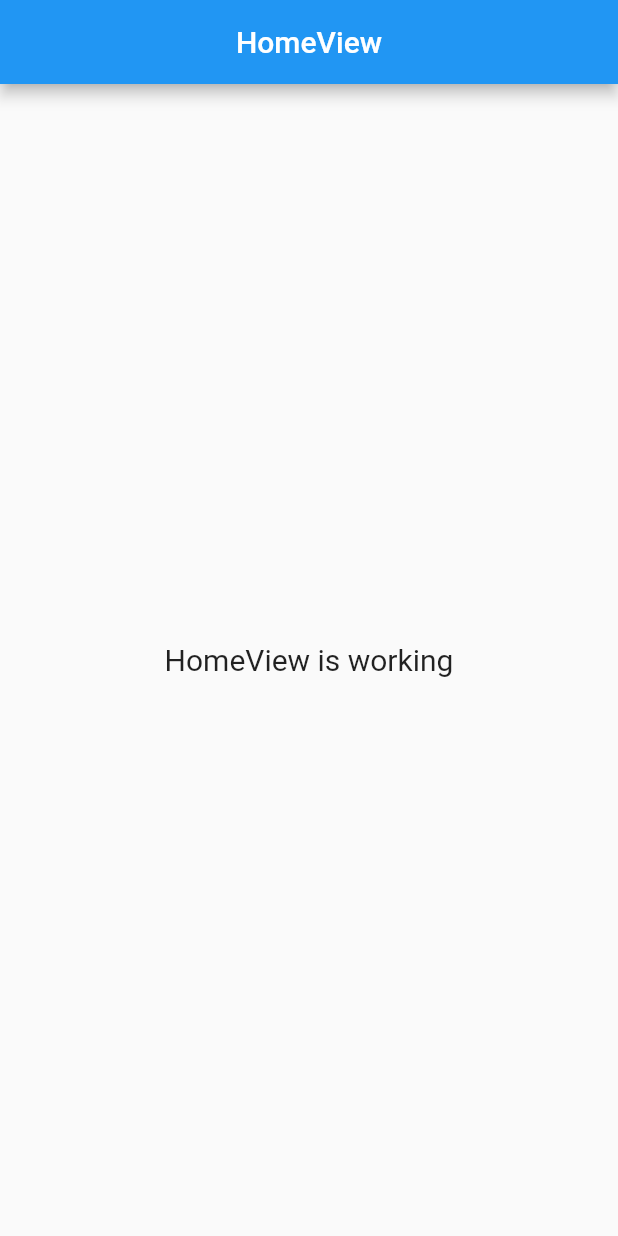
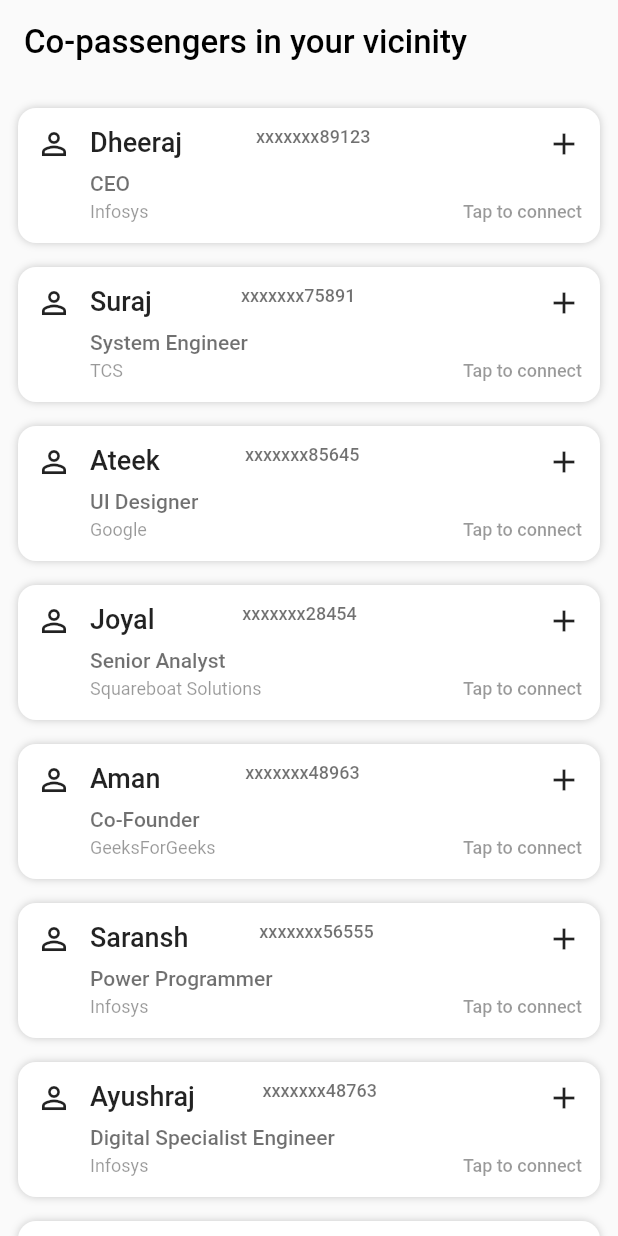
Before and after one commit to bhavsarsuraj/airchat, a Flutter app: the screen it shows after launch, on a phone screen of 412 x 824 dp. Run offline on Flutter 3.47's test engine with Material 2 defaults, Android fonts, the phone set to English and light mode, and no system bars; our stand-ins replace get.

Commit message:
WIP: UI completed

```diff
--- /dev/null
+++ b/lib/app/data/models/chatModel.dart
@@ -0,0 +1,13 @@
+class ChatModel {
+  ChatModel({
+    required this.passengers,
+  });
+
+  List<String> passengers;
+
+  factory ChatModel.fromMap(Map<String, dynamic> json) => ChatModel(
+        passengers: json["passengers"],
+      );
+
+  Map<String, dynamic> toMap() => {"passengers": passengers};
+}
--- /dev/null
+++ b/lib/app/data/models/messageModel.dart
@@ -0,0 +1,23 @@
+class MessageModel {
+  MessageModel({
+    required this.createdAt,
+    required this.createdBy,
+    required this.message,
+  });
+
+  String createdAt;
+  String createdBy;
+  String message;
+
+  factory MessageModel.fromMap(Map<String, dynamic> json) => MessageModel(
+        createdAt: json["createdAt"],
+        createdBy: json["createdBy"],
+        message: json["message"],
+      );
+
+  Map<String, dynamic> toMap() => {
+        "createdAt": createdAt,
+        "createdBy": createdBy,
+        "message": message,
+      };
+}
--- /dev/null
+++ b/lib/app/data/models/passengerModel.dart
@@ -0,0 +1,29 @@
+class PassengerModel {
+  PassengerModel({
+    required this.name,
+    required this.ticketNo,
+    this.designation,
+    this.company,
+  });
+
+  String get maskedTicketNo => 'xxxxxxx' + ticketNo.substring(7);
+
+  String name;
+  String ticketNo;
+  String? designation;
+  String? company;
+
+  factory PassengerModel.fromMap(Map<String, dynamic> json) => PassengerModel(
+        name: json["name"] == null ? null : json["name"],
+        ticketNo: json["ticketNo"] == null ? null : json["ticketNo"],
+        designation: json["designation"] == null ? null : json["designation"],
+        company: json["company"] == null ? null : json["company"],
+      );
+
+  Map<String, dynamic> toMap() => {
+        "name": name,
+        "ticketNo": ticketNo,
+        "designation": designation == null ? null : designation,
+        "company": company == null ? null : company,
+      };
+}
--- /dev/null
+++ b/lib/app/data/models/requestModel.dart
@@ -0,0 +1,31 @@
+class RequestModel {
+  RequestModel({
+    required this.id,
+    required this.requester,
+    required this.receiver,
+    required this.status,
+    required this.passengers,
+  });
+
+  String id;
+  String requester;
+  String receiver;
+  String status;
+  List<String> passengers;
+
+  factory RequestModel.fromMap(Map<String, dynamic> json) => RequestModel(
+        id: json["id"],
+        requester: json["requester"],
+        receiver: json["receiver"],
+        status: json["status"],
+        passengers: json["passengers"],
+      );
+
+  Map<String, dynamic> toMap() => {
+        "id": id,
+        "requester": requester,
+        "receiver": receiver,
+        "status": status,
+        "passengers": passengers,
+      };
+}
--- a/lib/app/modules/home/controllers/home_controller.dart
+++ b/lib/app/modules/home/controllers/home_controller.dart
@@ -1,20 +1,26 @@
+import 'package:airchat/app/data/models/passengerModel.dart';
 import 'package:get/get.dart';
 
 class HomeController extends GetxController {
-  //TODO: Implement HomeController
-
   final count = 0.obs;
   @override
   void onInit() {
     super.onInit();
   }
 
-  @override
-  void onReady() {
-    super.onReady();
+  void didTapConnect(PassengerModel passenger) {
+    //TODO: implement connect
   }
 
-  @override
-  void onClose() {}
-  void increment() => count.value++;
+  void didTapAcceptRequest(PassengerModel passenger) {
+    //TODO: implement accept
+  }
+
+  void didTapRejectRequest(PassengerModel passenger) {
+    //TODO: implement reject
+  }
+
+  void didTapUndo(PassengerModel passenger) {
+    //TODO: implement undo
+  }
 }
--- a/lib/app/modules/home/views/home_view.dart
+++ b/lib/app/modules/home/views/home_view.dart
@@ -1,23 +1,196 @@
+import 'package:airchat/app/data/models/passengerModel.dart';
 import 'package:flutter/material.dart';
-
 import 'package:get/get.dart';
-
 import '../controllers/home_controller.dart';
 
 class HomeView extends GetView<HomeController> {
+  final users = [
+    PassengerModel(
+        name: "Dheeraj",
+        ticketNo: "123456789123",
+        designation: "CEO",
+        company: "Infosys"),
+    PassengerModel(
+        name: "Suraj",
+        ticketNo: "123456775891",
+        designation: "System Engineer",
+        company: "TCS"),
+    PassengerModel(
+        name: "Ateek",
+        ticketNo: "123456785645",
+        designation: "UI Designer",
+        company: "Google"),
+    PassengerModel(
+        name: "Joyal",
+        ticketNo: "123456728454",
+        designation: "Senior Analyst",
+        company: "Squareboat Solutions"),
+    PassengerModel(
+        name: "Aman",
+        ticketNo: "123456748963",
+        designation: "Co-Founder",
+        company: "GeeksForGeeks"),
+    PassengerModel(
+        name: "Saransh",
+        ticketNo: "123456756555",
+        designation: "Power Programmer",
+        company: "Infosys"),
+    PassengerModel(
+        name: "Ayushraj",
+        ticketNo: "123456748763",
+        designation: "Digital Specialist Engineer",
+        company: "Infosys"),
+    PassengerModel(
+        name: "Saransh",
+        ticketNo: "123456732144",
+        designation: "Power Programmer",
+        company: "Infosys"),
+    PassengerModel(
+        name: "Ayushraj",
+        ticketNo: "123456748212",
+        designation: "Digital Specialist Engineer",
+        company: "Infosys"),
+  ];
+
   @override
   Widget build(BuildContext context) {
     return Scaffold(
-      appBar: AppBar(
-        title: Text('HomeView'),
-        centerTitle: true,
-      ),
-      body: Center(
-        child: Text(
-          'HomeView is working',
-          style: TextStyle(fontSize: 20),
+      appBar: _buildAppBar(),
+      body: _buildBody(),
+    );
+  }
+
+  PreferredSizeWidget _buildAppBar() {
+    return AppBar(
+      title: Text(
+        'Co-passengers in your vicinity',
+        style: TextStyle(
+          color: Colors.black,
         ),
       ),
     );
   }
+
+  Widget _buildBody() {
+    return SafeArea(
+      child: ListView.builder(
+        padding: EdgeInsets.symmetric(horizontal: 12, vertical: 8),
+        itemCount: users.length,
+        itemBuilder: (context, index) {
+          return _buildPassengerCard(users[index]);
+        },
+      ),
+    );
+  }
+
+  Widget _buildPassengerCard(PassengerModel passenger) {
+    return Container(
+      margin: EdgeInsets.symmetric(vertical: 8),
+      height: 90,
+      padding: EdgeInsets.all(12),
+      decoration: BoxDecoration(
+        borderRadius: BorderRadius.circular(12),
+        color: Colors.white,
+        boxShadow: [
+          BoxShadow(
+            blurRadius: 4,
+            color: Colors.black.withOpacity(0.2),
+          )
+        ],
+      ),
+      child: Row(
+        mainAxisAlignment: MainAxisAlignment.spaceBetween,
+        crossAxisAlignment: CrossAxisAlignment.start,
+        children: [
+          Icon(Icons.person_outline),
+          SizedBox(
+            width: 12,
+          ),
+          Expanded(
+            child: Column(
+              mainAxisAlignment: MainAxisAlignment.start,
+              crossAxisAlignment: CrossAxisAlignment.start,
+              children: [
+                Row(
+                  mainAxisAlignment: MainAxisAlignment.spaceBetween,
+                  crossAxisAlignment: CrossAxisAlignment.start,
+                  children: [
+                    Flexible(
+                      child: Text(
+                        passenger.name,
+                        maxLines: 1,
+                        overflow: TextOverflow.ellipsis,
+                        style: TextStyle(
+                            fontSize: 18, fontWeight: FontWeight.w500),
+                      ),
+                    ),
+                    SizedBox(
+                      width: 8,
+                    ),
+                    Flexible(
+                      fit: FlexFit.tight,
+                      child: Text(
+                        passenger.maskedTicketNo,
+                        style: TextStyle(
+                          fontSize: 12,
+                          fontWeight: FontWeight.w500,
+                          color: Colors.black.withOpacity(0.56),
+                        ),
+                      ),
+                    ),
+                    SizedBox(
+                      width: 8,
+                    ),
+                    Icon(Icons.add),
+                  ],
+                ),
+                SizedBox(
+                  height: 6,
+                ),
+                Text(
+                  passenger.designation ?? '--',
+                  style: TextStyle(
+                    fontSize: 14,
+                    fontWeight: FontWeight.w500,
+                    color: Colors.black.withOpacity(0.56),
+                  ),
+                  maxLines: 1,
+                  overflow: TextOverflow.ellipsis,
+                ),
+                SizedBox(
+                  height: 4,
+                ),
+                Row(
+                  mainAxisAlignment: MainAxisAlignment.spaceBetween,
+                  children: [
+                    Text(
+                      passenger.company ?? '--',
+                      style: TextStyle(
+                        fontSize: 12,
+                        color: Colors.black.withOpacity(0.4),
+                      ),
+                      maxLines: 1,
+                      overflow: TextOverflow.ellipsis,
+                    ),
+                    Text(
+                      'Tap to connect',
+                      style: TextStyle(
+                        fontSize: 12,
+                        color: Colors.black.withOpacity(0.4),
+                        fontWeight: FontWeight.w500,
+                      ),
+                    )
+                  ],
+                ),
+              ],
+            ),
+          ),
+        ],
+      ),
+    );
+  }
+
+  String getHiddenTicketNo(String ticketNo) {
+    return 'xxxxxxx' + ticketNo.substring(7, ticketNo.length);
+  }
 }
--- a/lib/main.dart
+++ b/lib/main.dart
@@ -7,9 +7,20 @@ import 'app/routes/app_pages.dart';
 void main() {
   runApp(
     GetMaterialApp(
-      title: "Application",
+      title: "Airchat",
       initialRoute: AppPages.INITIAL,
       getPages: AppPages.routes,
+      theme: ThemeData(
+        appBarTheme: AppBarTheme(
+          backgroundColor: Colors.transparent,
+          elevation: 0,
+          titleTextStyle: TextStyle(
+            color: Colors.black,
+            fontSize: 22,
+            fontWeight: FontWeight.w500,
+          ),
+        ),
+      ),
     ),
   );
 }
```
Also changed, not shown: 4 other files.
